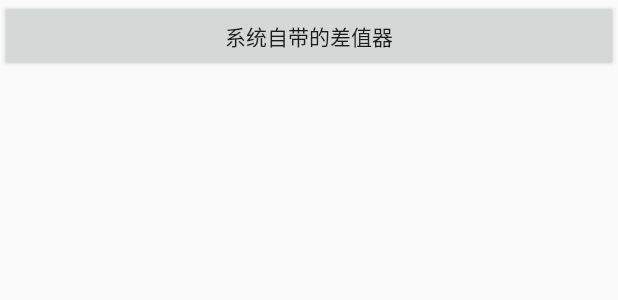
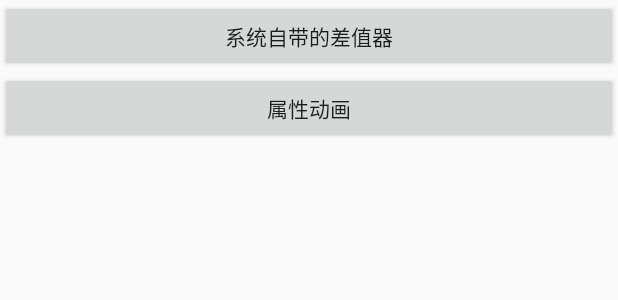
Before and after one commit to liuglgithub/DailySummary, an Android app: the layout activity_animation_.xml on its own in the app's theme, with its tools: preview values and no code run, on a phone screen of 412 x 824 dp. Shown: the top 300 px of the screen. Run offline under Robolectric (Android 15) with nearby library versions, the phone set to English and light mode, and no system bars.

Commit message:
动画02

```diff
--- a/app/src/main/java/com/liugl/alltest/animation/Animation_Activity.java
+++ b/app/src/main/java/com/liugl/alltest/animation/Animation_Activity.java
@@ -15,13 +15,16 @@ public class Animation_Activity extends AppCompatActivity implements View.OnClic
     BounceInterpolator bounceInterpolator;
 
     Button tweenDefaultInterpolator;
+    Button propertyAnimationBtn;
 
     @Override
     protected void onCreate(Bundle savedInstanceState) {
         super.onCreate(savedInstanceState);
         setContentView(R.layout.activity_animation_);
         tweenDefaultInterpolator = (Button) this.findViewById(R.id.tweenDefaultInterpolator);
+        propertyAnimationBtn = (Button) this.findViewById(R.id.propertyAnimationBtn);
         tweenDefaultInterpolator.setOnClickListener(this);
+        propertyAnimationBtn.setOnClickListener(this);
 
 
     }
@@ -33,6 +36,9 @@ public class Animation_Activity extends AppCompatActivity implements View.OnClic
                 Intent tweenDefaultInterpolatorIntent = new Intent(this,TweenDefaultInterpolatorActivity.class);
                 this.startActivity(tweenDefaultInterpolatorIntent);
                 break;
+            case R.id.propertyAnimationBtn:
+
+                break;
         }
     }
 }
--- a/app/src/main/res/layout/activity_animation_.xml
+++ b/app/src/main/res/layout/activity_animation_.xml
@@ -22,6 +22,14 @@
             android:text="系统自带的差值器"
             />
 
+        <Button
+            android:id="@+id/propertyAnimationBtn"
+            android:layout_width="match_parent"
+            android:layout_height="wrap_content"
+            android:text="属性动画"
+            />
+
+
     </LinearLayout>
 
 </android.support.v4.widget.NestedScrollView>
```
